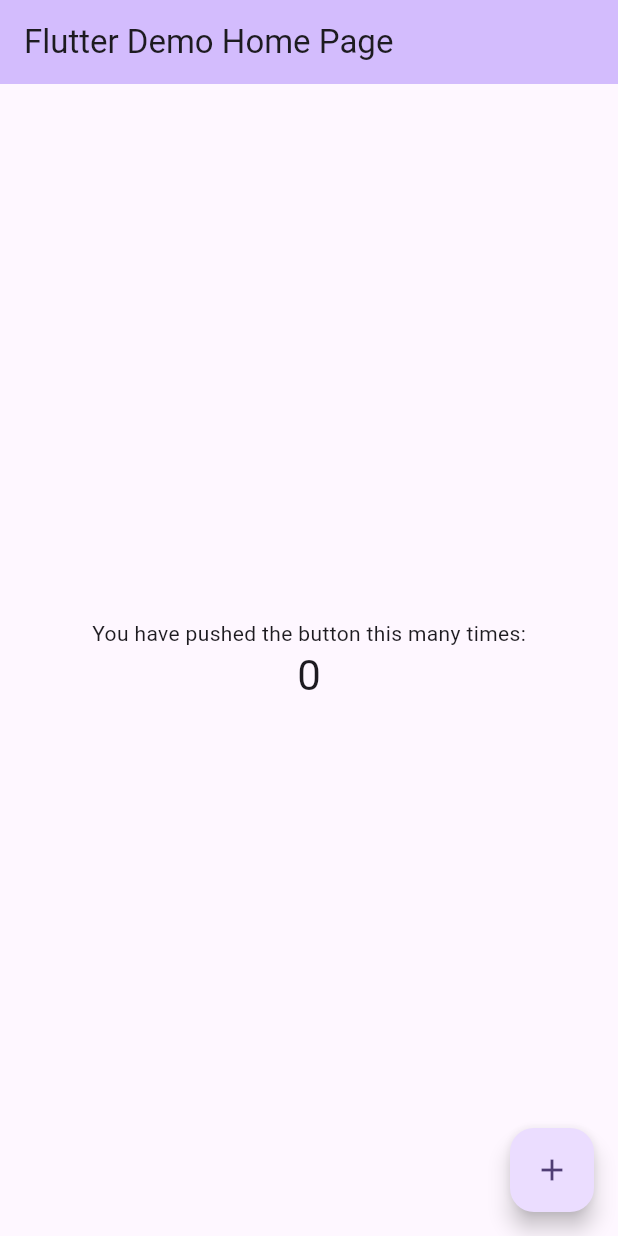
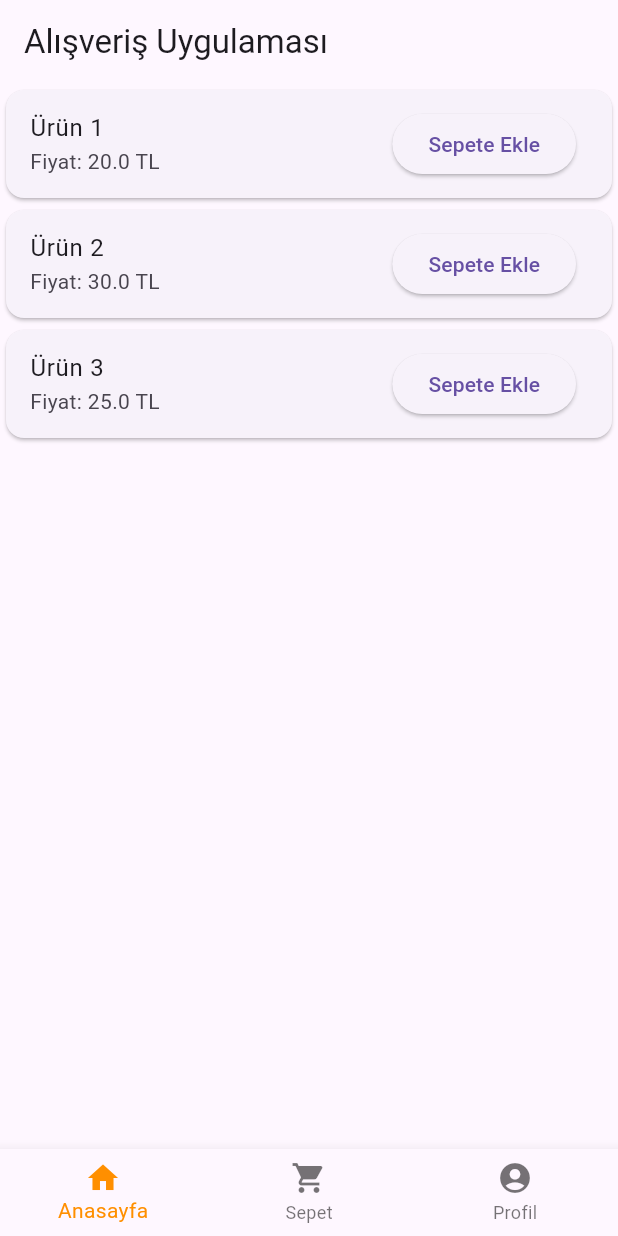
Before and after one commit to Ouzhnbozkurt/Mobil-Uygulama, a Flutter app: the screen it shows after launch, on a phone screen of 412 x 824 dp. Run offline on Flutter 3.47's test engine with Material 3 defaults, Android fonts, the phone set to English and light mode, and no system bars.

Commit message:
Uygulama Sayfa Tasarımları Yapıldı.

```diff
--- /dev/null
+++ b/lib/anasayfa.dart
@@ -0,0 +1,45 @@
+import 'package:flutter/material.dart';
+
+class anasayfa extends StatefulWidget {
+  @override
+  State<anasayfa> createState() => _anasayfaState();
+}
+
+class _anasayfaState extends State<anasayfa> {
+  // Örnek ürün verileri
+  List<Map<String, dynamic>> urunler = [
+    {"ad": "Ürün 1", "fiyat": 20.0},
+    {"ad": "Ürün 2", "fiyat": 30.0},
+    {"ad": "Ürün 3", "fiyat": 25.0},
+  ];
+
+  @override
+  Widget build(BuildContext context) {
+    return Scaffold(
+      body: ListView.builder(
+        itemCount: urunler.length,
+        itemBuilder: (context, index) {
+          return Card(
+            child: ListTile(
+              title: Text(urunler[index]["ad"]),
+              subtitle: Text('Fiyat: ${urunler[index]["fiyat"]} TL'),
+              trailing: ElevatedButton(
+                onPressed: () {
+                  // Butona tıklandığında yapılacak işlemleri buraya ekleyebilirsiniz
+                  print("Butona tıklandı: ${urunler[index]["ad"]}");
+                },
+                child: Text('Sepete Ekle'),
+              ),
+            ),
+          );
+        },
+      ),
+    );
+  }
+}
+
+void main() {
+  runApp(MaterialApp(
+    home: anasayfa(),
+  ));
+}
--- a/lib/main.dart
+++ b/lib/main.dart
@@ -1,125 +1,78 @@
+import 'package:mobil_uygulama/profil.dart';
+import 'package:mobil_uygulama/anasayfa.dart';
+import 'package:mobil_uygulama/sepet.dart';
 import 'package:flutter/material.dart';
 
-void main() {
-  runApp(const MyApp());
-}
+void main() => runApp(const MyApp());
 
 class MyApp extends StatelessWidget {
-  const MyApp({super.key});
+  const MyApp({Key? key});
 
-  // This widget is the root of your application.
   @override
   Widget build(BuildContext context) {
-    return MaterialApp(
-      title: 'Flutter Demo',
-      theme: ThemeData(
-        // This is the theme of your application.
-        //
-        // TRY THIS: Try running your application with "flutter run". You'll see
-        // the application has a purple toolbar. Then, without quitting the app,
-        // try changing the seedColor in the colorScheme below to Colors.green
-        // and then invoke "hot reload" (save your changes or press the "hot
-        // reload" button in a Flutter-supported IDE, or press "r" if you used
-        // the command line to start the app).
-        //
-        // Notice that the counter didn't reset back to zero; the application
-        // state is not lost during the reload. To reset the state, use hot
-        // restart instead.
-        //
-        // This works for code too, not just values: Most code changes can be
-        // tested with just a hot reload.
-        colorScheme: ColorScheme.fromSeed(seedColor: Colors.deepPurple),
-        useMaterial3: true,
-      ),
-      home: const MyHomePage(title: 'Flutter Demo Home Page'),
+    return const MaterialApp(
+      home: Urunler(),
     );
   }
 }
 
-class MyHomePage extends StatefulWidget {
-  const MyHomePage({super.key, required this.title});
-
-  // This widget is the home page of your application. It is stateful, meaning
-  // that it has a State object (defined below) that contains fields that affect
-  // how it looks.
-
-  // This class is the configuration for the state. It holds the values (in this
-  // case the title) provided by the parent (in this case the App widget) and
-  // used by the build method of the State. Fields in a Widget subclass are
-  // always marked "final".
-
-  final String title;
+class Urunler extends StatefulWidget {
+  const Urunler({Key? key});
 
   @override
-  State<MyHomePage> createState() => _MyHomePageState();
+  State<Urunler> createState() => _UrunlerState();
 }
 
-class _MyHomePageState extends State<MyHomePage> {
-  int _counter = 0;
+class _UrunlerState extends State<Urunler> {
+  int _selectedIndex = 0;
 
-  void _incrementCounter() {
+  void _onItemTapped(int index) {
     setState(() {
-      // This call to setState tells the Flutter framework that something has
-      // changed in this State, which causes it to rerun the build method below
-      // so that the display can reflect the updated values. If we changed
-      // _counter without calling setState(), then the build method would not be
-      // called again, and so nothing would appear to happen.
-      _counter++;
+      _selectedIndex = index;
     });
   }
 
   @override
   Widget build(BuildContext context) {
-    // This method is rerun every time setState is called, for instance as done
-    // by the _incrementCounter method above.
-    //
-    // The Flutter framework has been optimized to make rerunning build methods
-    // fast, so that you can just rebuild anything that needs updating rather
-    // than having to individually change instances of widgets.
     return Scaffold(
       appBar: AppBar(
-        // TRY THIS: Try changing the color here to a specific color (to
-        // Colors.amber, perhaps?) and trigger a hot reload to see the AppBar
-        // change color while the other colors stay the same.
-        backgroundColor: Theme.of(context).colorScheme.inversePrimary,
-        // Here we take the value from the MyHomePage object that was created by
-        // the App.build method, and use it to set our appbar title.
-        title: Text(widget.title),
+        title: const Text('Alışveriş Uygulaması'),
       ),
       body: Center(
-        // Center is a layout widget. It takes a single child and positions it
-        // in the middle of the parent.
-        child: Column(
-          // Column is also a layout widget. It takes a list of children and
-          // arranges them vertically. By default, it sizes itself to fit its
-          // children horizontally, and tries to be as tall as its parent.
-          //
-          // Column has various properties to control how it sizes itself and
-          // how it positions its children. Here we use mainAxisAlignment to
-          // center the children vertically; the main axis here is the vertical
-          // axis because Columns are vertical (the cross axis would be
-          // horizontal).
-          //
-          // TRY THIS: Invoke "debug painting" (choose the "Toggle Debug Paint"
-          // action in the IDE, or press "p" in the console), to see the
-          // wireframe for each widget.
-          mainAxisAlignment: MainAxisAlignment.center,
-          children: <Widget>[
-            const Text(
-              'You have pushed the button this many times:',
-            ),
-            Text(
-              '$_counter',
-              style: Theme.of(context).textTheme.headlineMedium,
-            ),
-          ],
-        ),
+        child: _getPage(_selectedIndex),
       ),
-      floatingActionButton: FloatingActionButton(
-        onPressed: _incrementCounter,
-        tooltip: 'Increment',
-        child: const Icon(Icons.add),
-      ), // This trailing comma makes auto-formatting nicer for build methods.
+      bottomNavigationBar: BottomNavigationBar(
+        items: const <BottomNavigationBarItem>[
+          BottomNavigationBarItem(
+            icon: Icon(Icons.home),
+            label: 'Anasayfa',
+          ),
+          BottomNavigationBarItem(
+            icon: Icon(Icons.shopping_cart),
+            label: 'Sepet',
+          ),
+          BottomNavigationBarItem(
+            icon: Icon(Icons.account_circle),
+            label: 'Profil',
+          ),
+        ],
+        currentIndex: _selectedIndex,
+        selectedItemColor: Colors.amber[800],
+        onTap: _onItemTapped,
+      ),
     );
   }
+
+  Widget _getPage(int index) {
+    switch (index) {
+      case 0:
+        return anasayfa();
+      case 1:
+        return sepet();
+      case 2:
+        return profil();
+      default:
+        return Container(); // Fallback, boş bir container veya hata sayfası eklenebilir.
+    }
+  }
 }
--- /dev/null
+++ b/lib/sepet.dart
@@ -0,0 +1,45 @@
+import 'package:flutter/material.dart';
+
+class sepet extends StatefulWidget {
+  @override
+  State<sepet> createState() => _sepetState();
+}
+
+class _sepetState extends State<sepet> {
+  // Örnek ürün verileri
+  List<Map<String, dynamic>> urunler = [
+    {"ad": "Ürün 1", "fiyat": 20.0},
+    {"ad": "Ürün 2", "fiyat": 30.0},
+    {"ad": "Ürün 3", "fiyat": 25.0},
+  ];
+
+  @override
+  Widget build(BuildContext context) {
+    return Scaffold(
+      body: ListView.builder(
+        itemCount: urunler.length,
+        itemBuilder: (context, index) {
+          return Card(
+            child: ListTile(
+              title: Text(urunler[index]["ad"]),
+              subtitle: Text('Fiyat: ${urunler[index]["fiyat"]} TL'),
+              trailing: ElevatedButton(
+                onPressed: () {
+                  // Butona tıklandığında yapılacak işlemleri buraya ekleyebilirsiniz
+                  print("Butona tıklandı: ${urunler[index]["ad"]}");
+                },
+                child: Text('Kaldır'),
+              ),
+            ),
+          );
+        },
+      ),
+    );
+  }
+}
+
+void main() {
+  runApp(MaterialApp(
+    home: sepet(),
+  ));
+}
```
Also changed, not shown: lib/profil.dart (added, +86 -0 lines), lib/uyeol.dart (added, +82 -0 lines).
